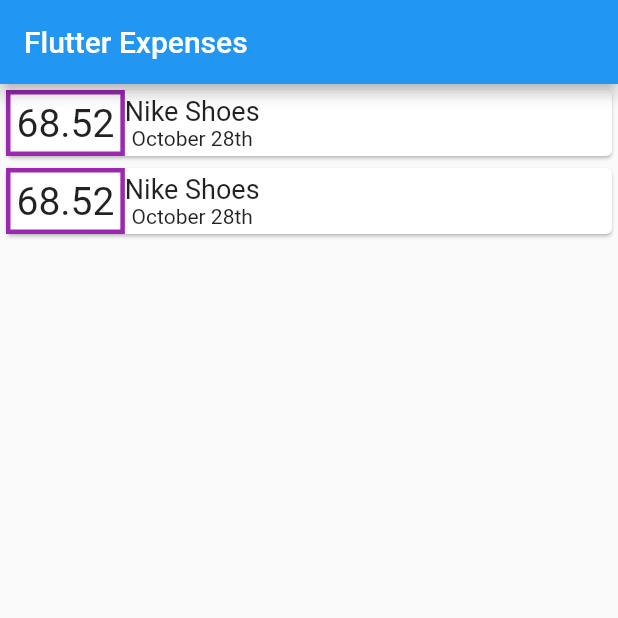
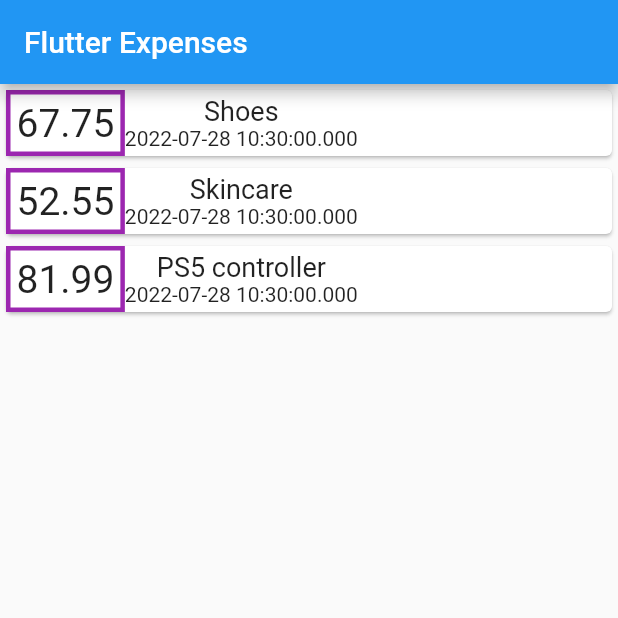
Before and after one commit to soulandbone/myexpenses_app, a Flutter app: the screen it shows after launch, on a phone screen of 412 x 824 dp, the top half of it. Run offline on Flutter 3.47's test engine with Material 2 defaults, Android fonts, the phone set to English and light mode, and no system bars.

```diff
--- a/lib/main.dart
+++ b/lib/main.dart
@@ -1,6 +1,7 @@
 import 'package:flutter/material.dart';
 
 import './transaction_card.dart';
+import '/models/transaction.dart';
 
 void main() {
   runApp(const MyApp());
@@ -21,6 +22,23 @@ class MyApp extends StatelessWidget {
   }
 }
 
+List<Transaction> transactions = [
+  Transaction(
+    id: "abc1",
+    amount: 67.75,
+    text: "Shoes",
+    date: DateTime.now(),
+  ),
+  Transaction(
+    id: 'abc2',
+    amount: 52.55,
+    text: "Skincare",
+    date: DateTime.now(),
+  ),
+  Transaction(
+      id: 'abc3', amount: 81.99, text: 'PS5 controller', date: DateTime.now())
+];
+
 class MyHomePage extends StatefulWidget {
   const MyHomePage({Key? key, required this.title}) : super(key: key);
 
@@ -39,12 +57,13 @@ class _MyHomePageState extends State<MyHomePage> {
       ),
       body: Center(
           child: ListView.builder(
-              itemCount: 2,
+              itemCount: transactions.length,
               itemBuilder: (BuildContext context, int index) {
                 return TransactionCard(
-                  price: 68.52,
-                  date: 'October 28th',
-                  text: 'Nike Shoes',
+                  id: transactions[index].id,
+                  amount: transactions[index].amount,
+                  text: transactions[index].text,
+                  date: transactions[index].date.toString(),
                 );
               })),
     );
--- a/lib/models/transaction.dart
+++ b/lib/models/transaction.dart
@@ -1 +1,12 @@
-//Class Transaction
+class Transaction {
+  final String id;
+  final double amount;
+  final String text;
+  final DateTime date;
+
+  Transaction(
+      {required this.id,
+      required this.amount,
+      required this.text,
+      required this.date});
+}
--- a/lib/transaction_card.dart
+++ b/lib/transaction_card.dart
@@ -1,12 +1,16 @@
 import 'package:flutter/material.dart';
 
 class TransactionCard extends StatelessWidget {
-  double price;
+  String id;
+  double amount;
   String text;
   String date;
 
   TransactionCard(
-      {required this.price, required this.text, required this.date});
+      {required this.amount,
+      required this.text,
+      required this.date,
+      required this.id});
 
   @override
   Widget build(BuildContext context) {
@@ -20,7 +24,7 @@ class TransactionCard extends StatelessWidget {
                   border: Border.all(width: 3, color: Colors.purple),
                 ),
                 child: Text(
-                  price.toString(),
+                  amount.toString(),
                   style: TextStyle(fontSize: 26),
                 )),
           ]),
```
